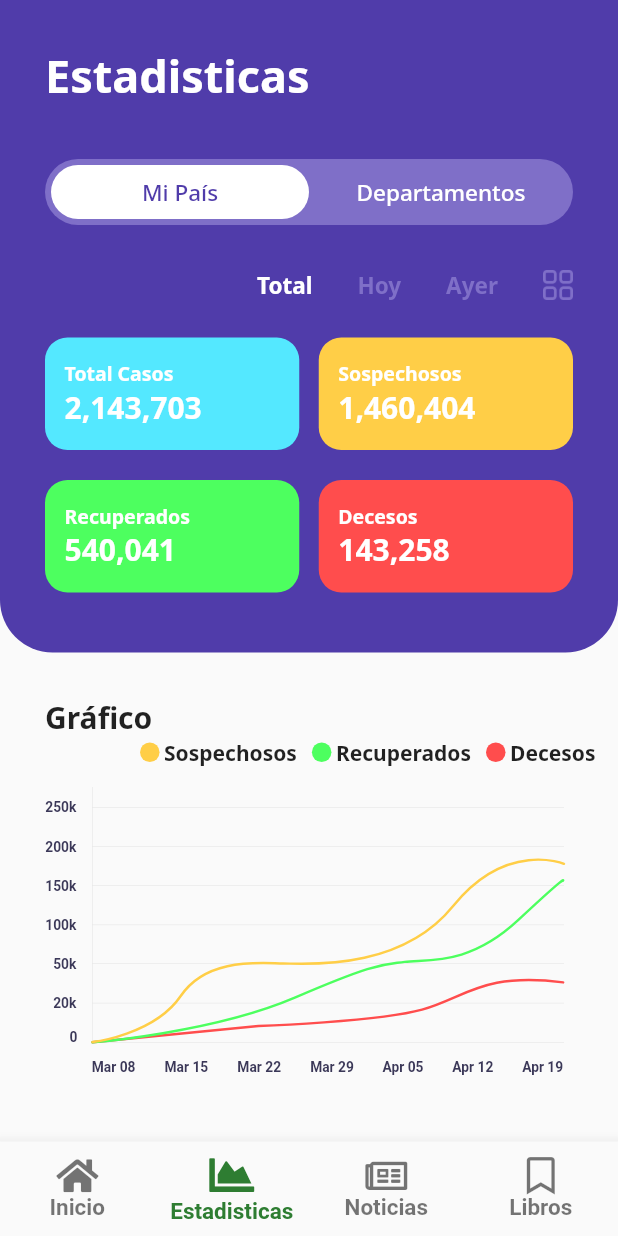
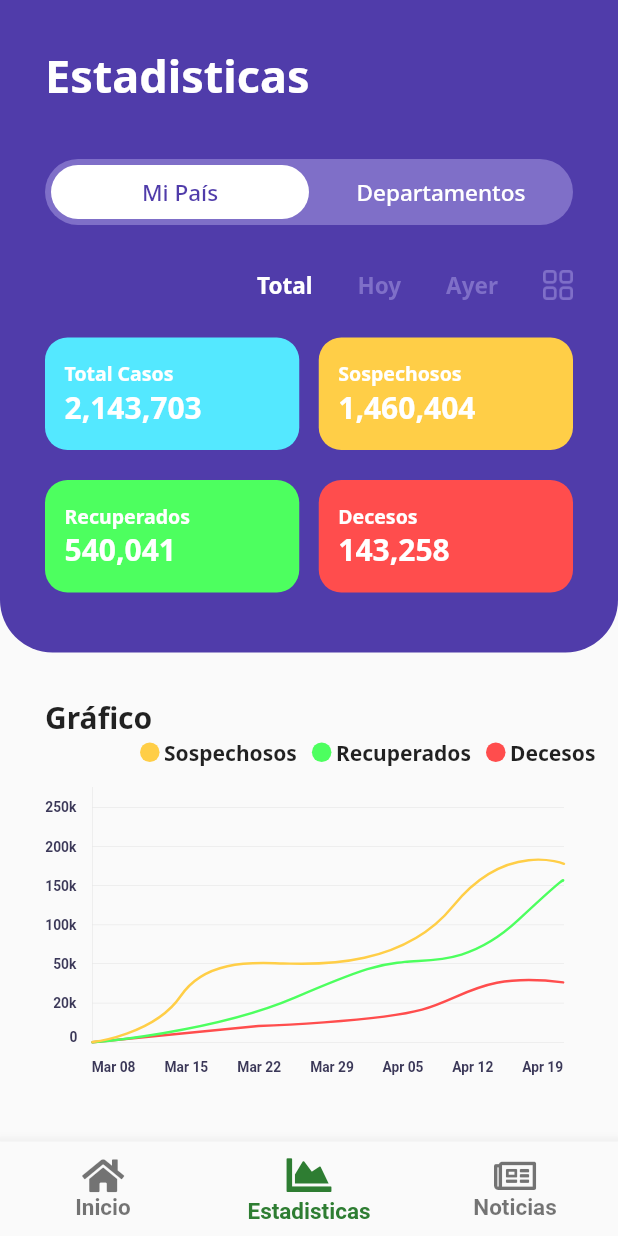
Before and after one commit to cristianfchq/proyWedevsFlutter, a Flutter app: the screen it shows after launch, item 2 of the bottom bar chosen, on a phone screen of 412 x 824 dp. Run offline on Flutter 3.47's test engine with Material 2 defaults, Android fonts, the phone set to English and light mode, and no system bars; our stand-ins replace flutter_svg, font_awesome_flutter, google_fonts.

Commit message:
bottom navigation inferior 2

```diff
--- a/lib/bottomNavigationInferior.dart
+++ b/lib/bottomNavigationInferior.dart
@@ -59,12 +59,12 @@ class _BottomNavigationInferiorState extends State<BottomNavigationInferior> {
           icon: FaIcon(FontAwesomeIcons.newspaper, size: 25),
           title: Text('Noticias'),
         ),
-        BottomNavigationBarItem(
-          // icon: Icon(Icons.book),
-          activeIcon: FaIcon(FontAwesomeIcons.solidBookmark, size: 30),
-          icon: FaIcon(FontAwesomeIcons.bookmark, size: 25),
-          title: Text('Libros'),
-        ),
+        // BottomNavigationBarItem(
+        //   // icon: Icon(Icons.book),
+        //   activeIcon: FaIcon(FontAwesomeIcons.solidBookmark, size: 30),
+        //   icon: FaIcon(FontAwesomeIcons.bookmark, size: 25),
+        //   title: Text('Libros'),
+        // ),
       ],
       currentIndex: _selectedIndex,
       onTap: _onItemTapped,
```
